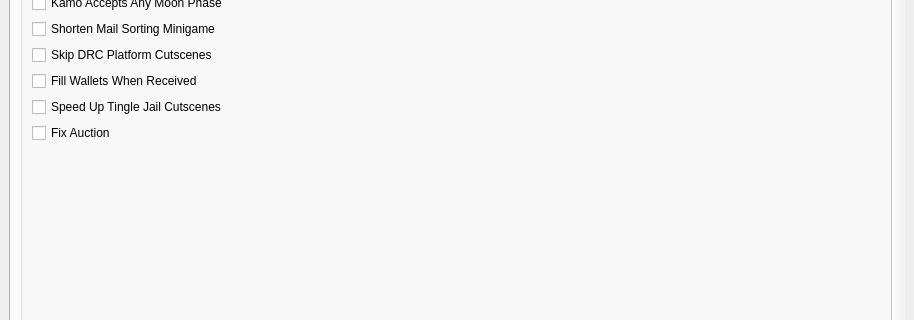
This is wwr_ui/randomizer_window.ui in tanjo3/wwrando as Qt 5 draws it before an edit; both pictures show x 0 to 914 and y 238 to 558 of the 914 by 800 pixel window. The edited form follows.
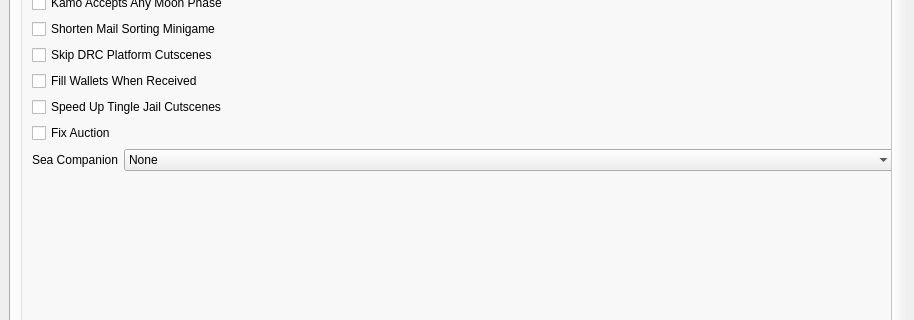
This is the edited form. The open tabs and pages were chosen to show the change. Custom widgets are drawn as their Qt base class.

Commit message: fix build issue, add options for companion

What changed in the file:
```diff
--- a/wwr_ui/randomizer_window.ui
+++ b/wwr_ui/randomizer_window.ui
@@ -1346,6 +1346,52 @@
                  </property>
                 </widget>
                </item>
+               <item>
+                <layout class="QHBoxLayout" name="horizontalLayout_sea_companion">
+                 <item>
+                  <widget class="QLabel" name="label_for_sea_companion">
+                   <property name="text">
+                    <string>Sea Companion</string>
+                   </property>
+                  </widget>
+                 </item>
+                 <item>
+                  <widget class="QComboBox" name="sea_companion">
+                   <property name="sizePolicy">
+                    <sizepolicy hsizetype="Preferred" vsizetype="Fixed">
+                     <horstretch>1</horstretch>
+                     <verstretch>0</verstretch>
+                    </sizepolicy>
+                   </property>
+                   <item>
+                    <property name="text">
+                     <string>None</string>
+                    </property>
+                   </item>
+                   <item>
+                    <property name="text">
+                     <string>Medli</string>
+                    </property>
+                   </item>
+                   <item>
+                    <property name="text">
+                     <string>Makar</string>
+                    </property>
+                   </item>
+                   <item>
+                    <property name="text">
+                     <string>Both</string>
+                    </property>
+                   </item>
+                   <item>
+                    <property name="text">
+                     <string>Random</string>
+                    </property>
+                   </item>
+                  </widget>
+                 </item>
+                </layout>
+               </item>
                <item>
                 <spacer name="verticalSpacer_qol">
                  <property name="orientation">
```
The commit also changes 1 other file.
